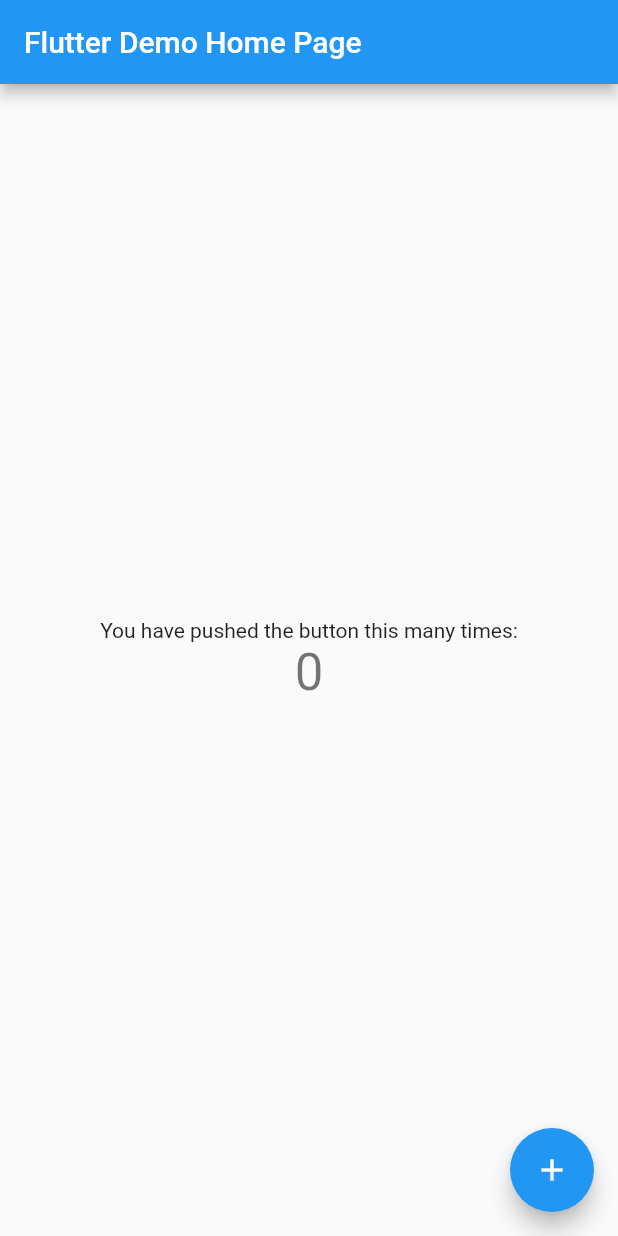
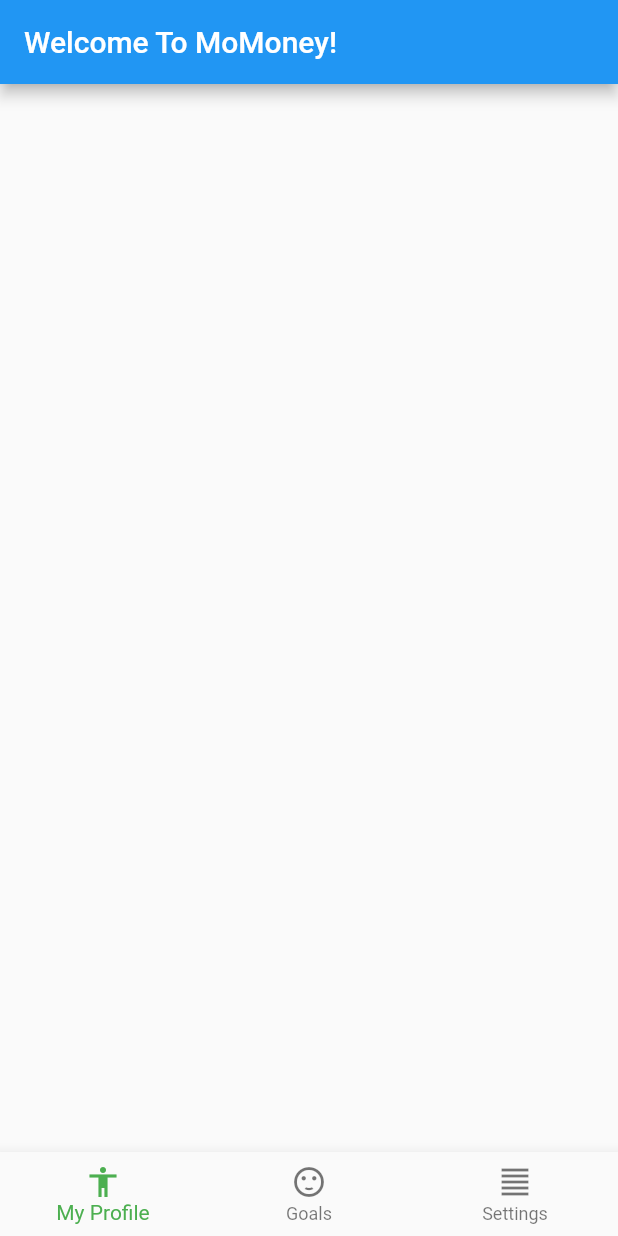
Before and after one commit to AlanConstantino/MoMoney, a Flutter app: the screen it shows after launch, on a phone screen of 412 x 824 dp. Run offline on Flutter 3.47's test engine with Material 2 defaults, Android fonts, the phone set to English and light mode, and no system bars.

Commit message:
dashboard -buttons need to work

```diff
--- a/momoney/lib/main.dart
+++ b/momoney/lib/main.dart
@@ -1,111 +1,57 @@
 import 'package:flutter/material.dart';
 
-void main() => runApp(MyApp());
+void main() {
+  runApp(new MyApp());
+}
+class MyApp extends StatelessWidget {
 
-class MyApp extends StatelessWidget {
-  // This widget is the root of your application.
   @override
   Widget build(BuildContext context) {
-    return MaterialApp(
-      title: 'Flutter Demo',
-      theme: ThemeData(
-        // This is the theme of your application.
-        //
-        // Try running your application with "flutter run". You'll see the
-        // application has a blue toolbar. Then, without quitting the app, try
-        // changing the primarySwatch below to Colors.green and then invoke
-        // "hot reload" (press "r" in the console where you ran "flutter run",
-        // or simply save your changes to "hot reload" in a Flutter IDE).
-        // Notice that the counter didn't reset back to zero; the application
-        // is not restarted.
-        primarySwatch: Colors.blue,
+    return new MaterialApp(
+      title: 'Generated App',
+      theme: new ThemeData(
+        primarySwatch: Colors.green,
+        primaryColor: const Color(0xFF2196f3),
+        accentColor: const Color(0xFF2196f3),
+        canvasColor: const Color(0xFFfafafa),
       ),
-      home: MyHomePage(title: 'Flutter Demo Home Page'),
+      home: new MyHomePage(),
     );
   }
 }
 
 class MyHomePage extends StatefulWidget {
-  MyHomePage({Key key, this.title}) : super(key: key);
-
-  // This widget is the home page of your application. It is stateful, meaning
-  // that it has a State object (defined below) that contains fields that affect
-  // how it looks.
-
-  // This class is the configuration for the state. It holds the values (in this
-  // case the title) provided by the parent (in this case the App widget) and
-  // used by the build method of the State. Fields in a Widget subclass are
-  // always marked "final".
-
-  final String title;
-
+  MyHomePage({Key key}) : super(key: key);
   @override
-  _MyHomePageState createState() => _MyHomePageState();
+  _MyHomePageState createState() => new _MyHomePageState();
 }
 
 class _MyHomePageState extends State<MyHomePage> {
-  int _counter = 0;
-
-  void _incrementCounter() {
-    setState(() {
-      // This call to setState tells the Flutter framework that something has
-      // changed in this State, which causes it to rerun the build method below
-      // so that the display can reflect the updated values. If we changed
-      // _counter without calling setState(), then the build method would not be
-      // called again, and so nothing would appear to happen.
-      _counter++;
-    });
-  }
-
   @override
   Widget build(BuildContext context) {
-    // This method is rerun every time setState is called, for instance as done
-    // by the _incrementCounter method above.
-    //
-    // The Flutter framework has been optimized to make rerunning build methods
-    // fast, so that you can just rebuild anything that needs updating rather
-    // than having to individually change instances of widgets.
-    return Scaffold(
-      appBar: AppBar(
-        // Here we take the value from the MyHomePage object that was created by
-        // the App.build method, and use it to set our appbar title.
-        title: Text(widget.title),
+    return new Scaffold(
+      appBar: new AppBar(
+        title: new Text('Welcome To MoMoney!'),
       ),
-      body: Center(
-        // Center is a layout widget. It takes a single child and positions it
-        // in the middle of the parent.
-        child: Column(
-          // Column is also layout widget. It takes a list of children and
-          // arranges them vertically. By default, it sizes itself to fit its
-          // children horizontally, and tries to be as tall as its parent.
-          //
-          // Invoke "debug painting" (press "p" in the console, choose the
-          // "Toggle Debug Paint" action from the Flutter Inspector in Android
-          // Studio, or the "Toggle Debug Paint" command in Visual Studio Code)
-          // to see the wireframe for each widget.
-          //
-          // Column has various properties to control how it sizes itself and
-          // how it positions its children. Here we use mainAxisAlignment to
-          // center the children vertically; the main axis here is the vertical
-          // axis because Columns are vertical (the cross axis would be
-          // horizontal).
-          mainAxisAlignment: MainAxisAlignment.center,
-          children: <Widget>[
-            Text(
-              'You have pushed the button this many times:',
+      bottomNavigationBar: new BottomNavigationBar(
+          items: [
+            new BottomNavigationBarItem(
+              icon: const Icon(Icons.accessibility),
+              title: new Text('My Profile'),
             ),
-            Text(
-              '$_counter',
-              style: Theme.of(context).textTheme.display1,
+
+            new BottomNavigationBarItem(
+              icon: const Icon(Icons.sentiment_satisfied),
+              title: new Text('Goals'),
             ),
-          ],
-        ),
+
+            new BottomNavigationBarItem(
+              icon: const Icon(Icons.format_align_justify),
+              title: new Text('Settings'),
+            )
+          ]
+
       ),
-      floatingActionButton: FloatingActionButton(
-        onPressed: _incrementCounter,
-        tooltip: 'Increment',
-        child: Icon(Icons.add),
-      ), // This trailing comma makes auto-formatting nicer for build methods.
     );
   }
 }
```
